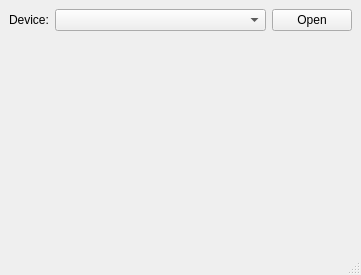
First picture: the form in src/apps/guiapp/controlappwindow.ui, repository denis-shienkov/radio-receiver, before the edit.
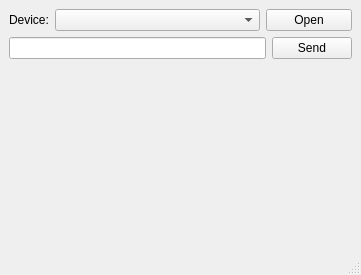
Second picture: the form after the edit.

Commit message: guiapp: Implement send button

```diff
--- a/src/apps/guiapp/controlappwindow.ui
+++ b/src/apps/guiapp/controlappwindow.ui
@@ -16,15 +16,15 @@
   <widget class="QWidget" name="centralwidget">
    <layout class="QVBoxLayout" name="verticalLayout">
     <item>
-     <layout class="QHBoxLayout" name="horizontalLayout">
-      <item>
+     <layout class="QGridLayout" name="gridLayout">
+      <item row="0" column="0">
        <widget class="QLabel" name="deviceLabel">
         <property name="text">
          <string>Device:</string>
         </property>
        </widget>
       </item>
-      <item>
+      <item row="0" column="1">
        <widget class="QComboBox" name="deviceComboBox">
         <property name="sizePolicy">
          <sizepolicy hsizetype="Expanding" vsizetype="Fixed">
@@ -34,13 +34,23 @@
         </property>
        </widget>
       </item>
-      <item>
+      <item row="0" column="2" colspan="2">
        <widget class="QPushButton" name="deviceOpenButton">
         <property name="text">
          <string>Open</string>
         </property>
        </widget>
       </item>
+      <item row="1" column="0" colspan="3">
+       <widget class="QLineEdit" name="deviceSendLineEdit"/>
+      </item>
+      <item row="1" column="3">
+       <widget class="QPushButton" name="deviceSendButton">
+        <property name="text">
+         <string>Send</string>
+        </property>
+       </widget>
+      </item>
      </layout>
     </item>
     <item>
```
The commit also changes 2 other files.
